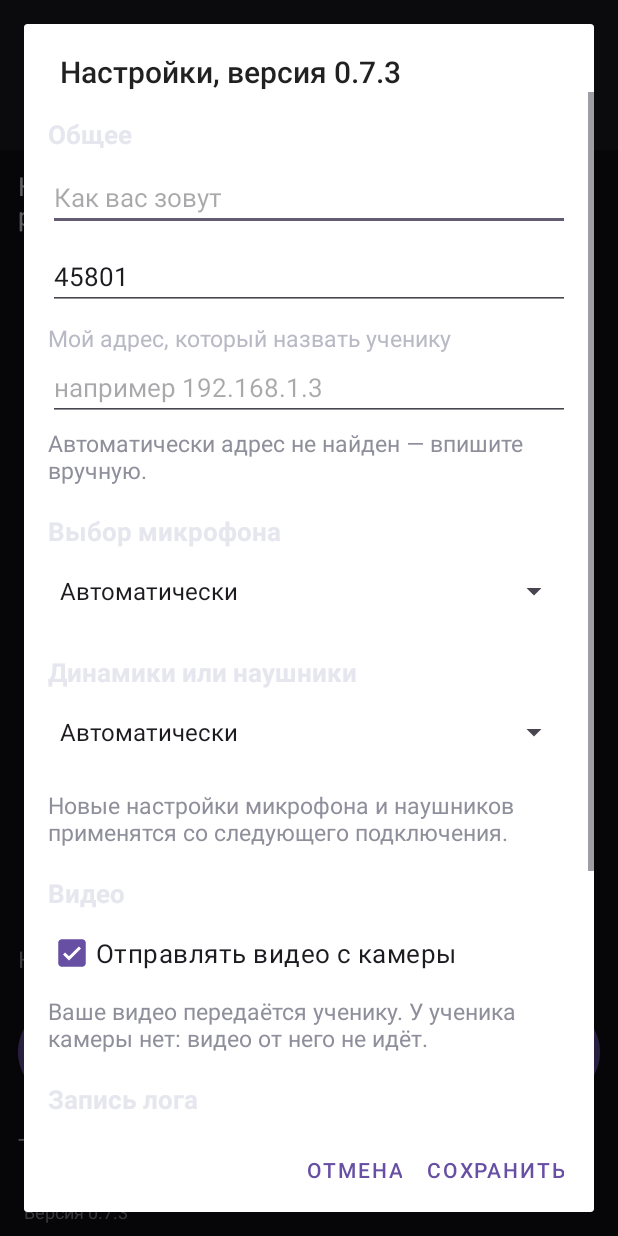
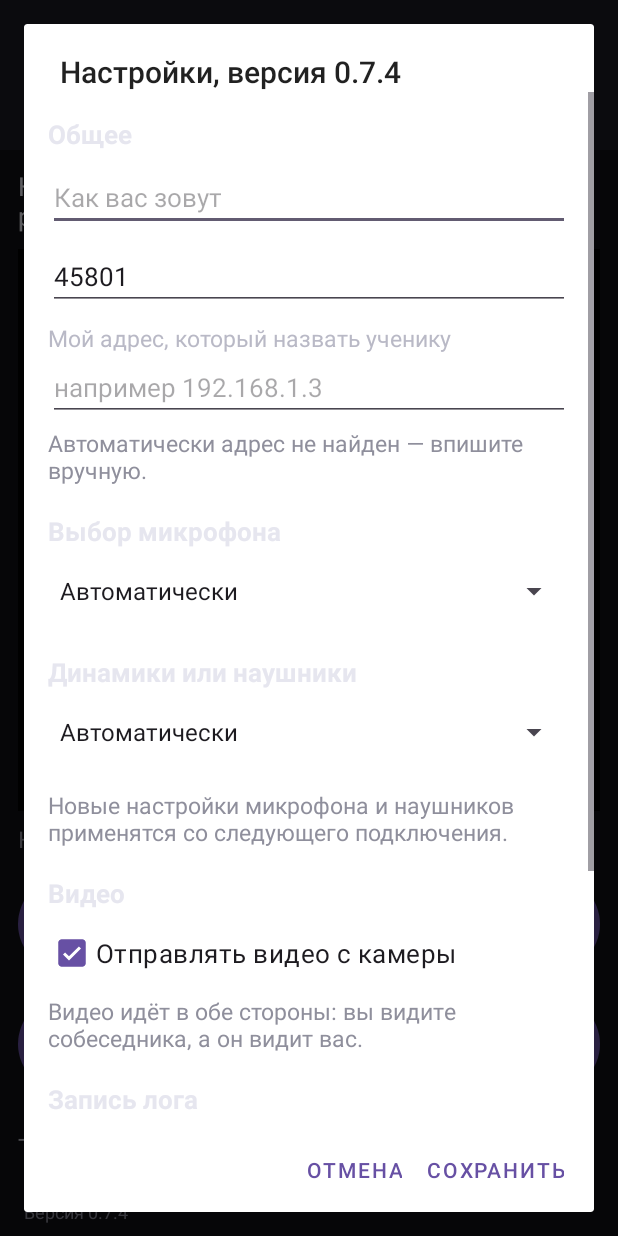
Before and after one commit to magiyastraha-tech/major-lad, an Android app: the screen it shows after launch (MainActivity), after a tap on an icon or button, on a phone screen of 412 x 824 dp. Run offline under Robolectric (Android 15) with nearby library versions, the phone set to English and light mode, and no system bars.

Commit message:
Мажорный лад 0.7.4: видео в обе стороны
Видео снова двустороннее, как раньше: его отправляют и преподаватель,
и ученик, и каждый видит собеседника. Кнопки камеры есть в обеих
версиях — на Windows, на Android и на Маке.

Кнопки микрофона «вкл/выкл» тоже есть во всех версиях.

В версии ученика в настройках появилась галочка «Отключить видео»:
при включении кнопка камеры с главного экрана пропадает и видео от
ученика не идёт. Видео преподавателя ученик при этом продолжает видеть.
У преподавателя этой галочки нет.

Версия программы 0.7.4, Android versionCode 12.

Co-Authored-By: Claude Code <noreply@anthropic.com>

```diff
--- a/android/app/build.gradle.kts
+++ b/android/app/build.gradle.kts
@@ -11,8 +11,8 @@ android {
         applicationId = "tech.magiyastraha.majorlad"
         minSdk = 24
         targetSdk = 34
-        versionCode = 11
-        versionName = "0.7.3"
+        versionCode = 12
+        versionName = "0.7.4"
     }
 
     buildFeatures {
--- a/android/app/src/main/java/tech/magiyastraha/majorlad/MainActivity.kt
+++ b/android/app/src/main/java/tech/magiyastraha/majorlad/MainActivity.kt
@@ -159,13 +159,12 @@ class MainActivity : AppCompatActivity() {
 
     private fun bindViews() {
         statusText = findViewById(R.id.statusText)
-        // Разметка у версий разная: у ученика есть видео, у преподавателя —
-        // камера. Ищем по имени, чтобы версия без элемента не падала.
+        // Видео и камера есть в обеих версиях. Ищем по имени: так сборка
+        // не падает, если в какой-то версии элемента нет.
         videoView = findViewById(viewId("videoView"))
         videoHint = findViewById(viewId("videoHint"))
         btnMic = findViewById(R.id.btnMic)
         btnExpand = findViewById(viewId("btnExpand"))
-        // Кнопка камеры есть только у преподавателя — по имени.
         btnCamera = findViewById(viewId("btnCamera"))
         videoStatus = findViewById(viewId("videoStatus"))
         btnMetro = findViewById(R.id.btnMetro)
@@ -521,15 +520,22 @@ class MainActivity : AppCompatActivity() {
             text = if (micOn) "Микрофон\nвкл" else "Микрофон\nвыкл"
             contentDescription = if (micOn) "Микрофон включён" else "Микрофон выключен"
         }
-        // У преподавателя есть камера: его видео уходит ученику.
-        val camOn = isTeacher && videoWanted()
+        // Камера есть у обеих сторон, если ученик не отключил видео
+        // целиком в настройках.
+        val camOn = videoWanted()
         btnCamera?.apply {
+            visibility = if (videoDisabled()) View.GONE else View.VISIBLE
             text = if (camOn) "Камера\nвкл" else "Камера\nвыкл"
             contentDescription = if (camOn) "Камера включена" else "Камера выключена"
         }
-        videoStatus?.text =
-            if (camOn) "Камера включена. Видео уходит ученику"
-            else "Камера выключена"
+        videoStatus?.apply {
+            text = when {
+                videoDisabled() -> "Видео отключено в настройках"
+                camOn -> if (isTeacher) "Камера включена. Видео уходит ученику"
+                        else "Камера включена. Видео уходит преподавателю"
+                else -> "Камера выключена"
+            }
+        }
         btnMetro?.apply {
             text = if (metroOn) "Метроном\nвкл" else "Метроном\nвыкл"
             contentDescription = if (metroOn) "Метроном включён" else "Метроном выключен"
@@ -548,7 +554,6 @@ class MainActivity : AppCompatActivity() {
     }
 
     private fun expandVideo() {
-        if (isTeacher) return
         val box = findViewById<View>(R.id.fullVideoBox)
         val full = findViewById<ImageView>(R.id.fullVideo)
         if (box.visibility == View.VISIBLE) {
@@ -562,8 +567,6 @@ class MainActivity : AppCompatActivity() {
     }
 
     private fun onFrame(bmp: Bitmap) {
-        // Преподаватель ученика не видит: видео идёт только к ученику.
-        if (isTeacher) return
         frameCounter++
         if (frameCounter % 2 != 0) return // телефону хватает половины кадров
         videoView?.setImageBitmap(bmp)
@@ -575,9 +578,6 @@ class MainActivity : AppCompatActivity() {
     }
 
     private fun onVideoState(on: Boolean) {
-        // Старый ученик мог прислать видео — но преподавателю его видеть
-        // не нужно и нечем: экран ему не читается.
-        if (isTeacher) return
         if (!on) {
             clearVideo(if (isTeacher) "Ученик выключил видео" else "Преподаватель выключил видео")
         } else {
@@ -594,15 +594,18 @@ class MainActivity : AppCompatActivity() {
         findViewById<View>(R.id.fullVideoBox).visibility = View.GONE
     }
 
+    /** Ученик отключил видео целиком: камеры у него нет вовсе. */
+    private fun videoDisabled(): Boolean =
+        !isTeacher && prefs.getBoolean("videoDisabled", false)
+
     /**
-     * Видео отправляет только преподаватель: ученик должен видеть его.
-     * У ученика камеры нет — видео от ученика к преподавателю не идёт.
+     * Видео идёт в обе стороны. Ученик может отключить его галочкой в
+     * настройках — тогда отправка не идёт и кнопки камеры не видно.
      */
     private fun videoWanted(): Boolean =
-        isTeacher && prefs.getBoolean("videoOn", true)
+        !videoDisabled() && prefs.getBoolean("videoOn", true)
 
     private fun toggleCamera() {
-        if (!isTeacher) return
         val on = !videoWanted()
         setVideoSending(on)
         updateButtons()
@@ -610,7 +613,6 @@ class MainActivity : AppCompatActivity() {
     }
 
     private fun startCameraIfPossible() {
-        if (!isTeacher) return
         if (camera != null) return
         if (!videoWanted()) return
         if (ContextCompat.checkSelfPermission(this, Manifest.permission.CAMERA)
@@ -630,8 +632,7 @@ class MainActivity : AppCompatActivity() {
 
     /** Переключить видео на ходу: кнопка камеры или настройки. */
     private fun setVideoSending(on: Boolean) {
-        // У ученика камеры нет: видео от него не отправляется.
-        if (!isTeacher) return
+        if (on && videoDisabled()) return
         prefs.edit().putBoolean("videoOn", on).apply()
         if (on) {
             if (ContextCompat.checkSelfPermission(this, Manifest.permission.CAMERA)
@@ -1032,16 +1033,18 @@ class MainActivity : AppCompatActivity() {
         micSpinner.setSelection(indexOfType(micDevices, prefs.getInt("micType", -1)))
         outSpinner.setSelection(indexOfType(outDevices, prefs.getInt("outType", -1)))
 
-        // Камера есть только у преподавателя: его видео уходит ученику.
-        // У ученика этого раздела нет вовсе — ему нечего отправлять.
-        val videoTitle = view.findViewById<View>(R.id.videoTitle)
-        val videoNote = view.findViewById<View>(R.id.videoNote)
+        // Видео идёт в обе стороны. У ученика есть ещё галочка «Отключить
+        // видео»: тогда отправки нет и кнопки камеры на главной не видно.
         val boxVideo = view.findViewById<CheckBox>(R.id.boxVideo)
-        boxVideo.isChecked = videoWanted()
-        if (!isTeacher) {
-            videoTitle.visibility = View.GONE
-            boxVideo.visibility = View.GONE
-            videoNote.visibility = View.GONE
+        val boxVideoDisabled = view.findViewById<CheckBox>(R.id.boxVideoDisabled)
+        val videoDisabledNote = view.findViewById<TextView>(R.id.videoDisabledNote)
+        boxVideo.isChecked = prefs.getBoolean("videoOn", true)
+        boxVideoDisabled.isChecked = videoDisabled()
+        if (isTeacher) {
+            // У преподавателя камера есть всегда: галочку и пояснение
+            // к ней не показываем.
+            boxVideoDisabled.visibility = View.GONE
+            videoDisabledNote.visibility = View.GONE
         }
 
         // Запись лога: включить, выключить, отправить файл в Telegram.
@@ -1093,8 +1096,14 @@ class MainActivity : AppCompatActivity() {
                     )
                     .putInt("micType", micDevices.getOrNull(micSpinner.selectedItemPosition)?.first ?: -1)
                     .putInt("outType", outDevices.getOrNull(outSpinner.selectedItemPosition)?.first ?: -1)
+                    .putBoolean(
+                        "videoDisabled",
+                        !isTeacher && boxVideoDisabled.isChecked
+                    )
                     .apply()
-                if (isTeacher && boxVideo.isChecked != videoWanted()) {
+                if (boxVideoDisabled.isChecked) {
+                    setVideoSending(false)
+                } else if (boxVideo.isChecked != prefs.getBoolean("videoOn", true)) {
                     setVideoSending(boxVideo.isChecked)
                 }
                 val t = findViewById<TextView>(R.id.headerTitle)
--- a/android/app/src/main/res/layout/dialog_settings.xml
+++ b/android/app/src/main/res/layout/dialog_settings.xml
@@ -163,7 +163,28 @@
             android:layout_width="match_parent"
             android:layout_height="wrap_content"
             android:layout_marginTop="4dp"
-            android:text="Ваше видео передаётся ученику. У ученика камеры нет: видео от него не идёт."
+            android:text="Видео идёт в обе стороны: вы видите собеседника, а он видит вас."
+            android:textColor="#8f8f9c"
+            android:textSize="15sp" />
+
+        <!-- Только у ученика: отключает видео целиком и убирает кнопку
+             камеры с главного экрана. У преподавателя прячется в коде. -->
+        <CheckBox
+            android:id="@+id/boxVideoDisabled"
+            android:layout_width="match_parent"
+            android:layout_height="wrap_content"
+            android:layout_marginTop="8dp"
+            android:contentDescription="Отключить видео и убрать кнопку камеры"
+            android:minHeight="48dp"
+            android:text="Отключить видео"
+            android:textSize="17sp" />
+
+        <TextView
+            android:id="@+id/videoDisabledNote"
+            android:layout_width="match_parent"
+            android:layout_height="wrap_content"
+            android:layout_marginTop="4dp"
+            android:text="Если включено, кнопки камеры не будет и видео от вас не пойдёт."
             android:textColor="#8f8f9c"
             android:textSize="15sp" />
 
--- a/android/app/src/main/res/layout/view_home.xml
+++ b/android/app/src/main/res/layout/view_home.xml
@@ -1,7 +1,6 @@
 <?xml version="1.0" encoding="utf-8"?>
-<!-- Версия для преподавателя: кнопки «звук» и «камера». Видео ученика
-     преподавателю не показывается — он его не видит, а картинка идёт
-     только в одну сторону: от преподавателя к ученику. -->
+<!-- Версия для преподавателя: видео в обе стороны — своё он отправляет,
+     видео ученика видит на экране. -->
 <LinearLayout xmlns:android="http://schemas.android.com/apk/res/android"
     android:layout_width="match_parent"
     android:layout_height="match_parent"
@@ -16,15 +15,39 @@
         android:textColor="#e6e6ef"
         android:textSize="17sp" />
 
-    <Space
+    <FrameLayout
+        android:id="@+id/videoBox"
         android:layout_width="match_parent"
         android:layout_height="0dp"
-        android:layout_weight="1" />
+        android:layout_marginTop="10dp"
+        android:layout_weight="1"
+        android:background="#000000"
+        android:minHeight="140dp">
+
+        <ImageView
+            android:id="@+id/videoView"
+            android:layout_width="match_parent"
+            android:layout_height="match_parent"
+            android:contentDescription="Видео ученика"
+            android:scaleType="fitCenter" />
+
+        <TextView
+            android:id="@+id/videoHint"
+            android:layout_width="match_parent"
+            android:layout_height="match_parent"
+            android:gravity="center"
+            android:importantForAccessibility="no"
+            android:padding="12dp"
+            android:text="Видео ученика"
+            android:textColor="#8f8f9c"
+            android:textSize="15sp" />
+    </FrameLayout>
 
     <TextView
         android:id="@+id/videoStatus"
         android:layout_width="match_parent"
         android:layout_height="wrap_content"
+        android:layout_marginTop="8dp"
         android:text="Камера выключена"
         android:textColor="#8f8f9c"
         android:textSize="15sp" />
@@ -39,21 +62,37 @@
             android:id="@+id/btnMic"
             android:layout_width="0dp"
             android:layout_height="72dp"
+            android:layout_marginEnd="8dp"
             android:layout_weight="1"
             android:contentDescription="Микрофон выключен"
-            android:text="Звук\nвыкл"
+            android:text="Микрофон\nвыкл"
             android:textSize="16sp" />
 
         <Button
             android:id="@+id/btnCamera"
             android:layout_width="0dp"
             android:layout_height="72dp"
-            android:layout_marginStart="8dp"
-            android:layout_marginEnd="8dp"
             android:layout_weight="1"
             android:contentDescription="Камера выключена"
             android:text="Камера\nвыкл"
             android:textSize="16sp" />
+    </LinearLayout>
+
+    <LinearLayout
+        android:layout_width="match_parent"
+        android:layout_height="wrap_content"
+        android:layout_marginTop="8dp"
+        android:orientation="horizontal">
+
+        <Button
+            android:id="@+id/btnExpand"
+            android:layout_width="0dp"
+            android:layout_height="72dp"
+            android:layout_marginEnd="8dp"
+            android:layout_weight="1"
+            android:contentDescription="Развернуть видео на весь экран"
+            android:text="Видео\nна весь экран"
+            android:textSize="15sp" />
 
         <Button
             android:id="@+id/btnMetro"
```
Also changed, not shown: 6 other files.
